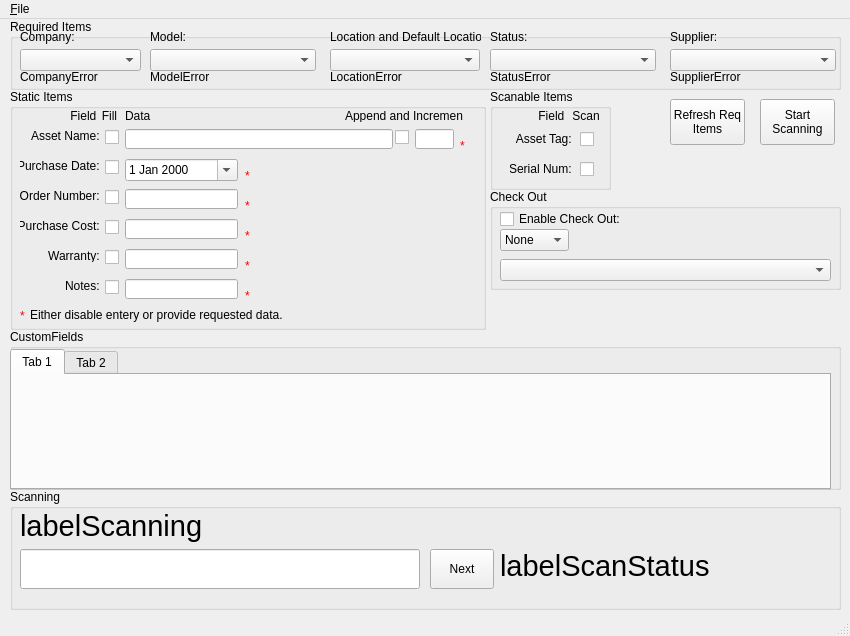
The window that QTDesigner/snipescan.ui (azmcnutt/snipeassist) describes before a commit, drawn with Qt 5.
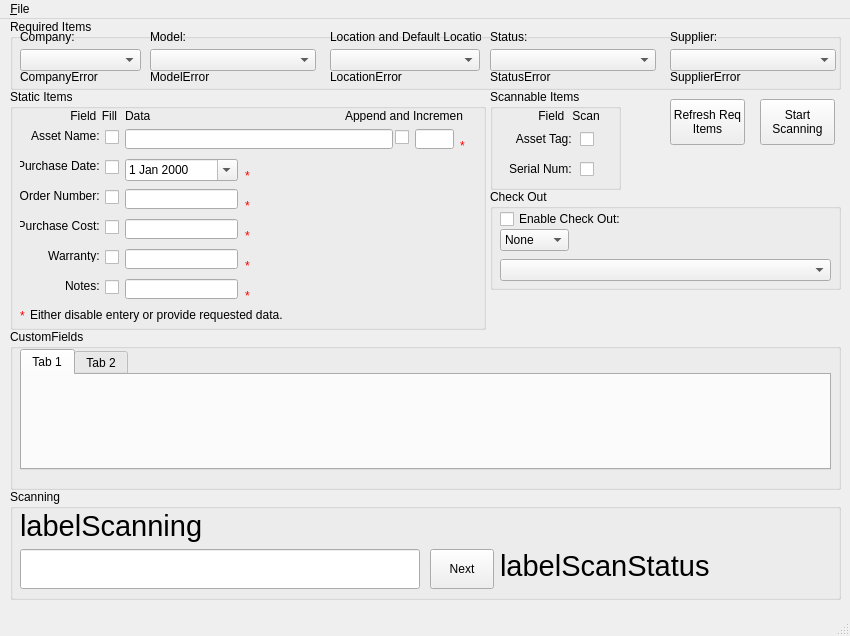
The same window after the commit.

```diff
--- a/QTDesigner/snipescan.ui
+++ b/QTDesigner/snipescan.ui
@@ -352,7 +352,7 @@
       <rect>
        <x>95</x>
        <y>40</y>
-       <width>15</width>
+       <width>16</width>
        <height>17</height>
       </rect>
      </property>
@@ -365,7 +365,7 @@
       <rect>
        <x>95</x>
        <y>70</y>
-       <width>15</width>
+       <width>16</width>
        <height>17</height>
       </rect>
      </property>
@@ -378,7 +378,7 @@
       <rect>
        <x>95</x>
        <y>100</y>
-       <width>15</width>
+       <width>16</width>
        <height>17</height>
       </rect>
      </property>
@@ -391,7 +391,7 @@
       <rect>
        <x>95</x>
        <y>130</y>
-       <width>15</width>
+       <width>16</width>
        <height>17</height>
       </rect>
      </property>
@@ -404,7 +404,7 @@
       <rect>
        <x>95</x>
        <y>160</y>
-       <width>15</width>
+       <width>16</width>
        <height>17</height>
       </rect>
      </property>
@@ -417,7 +417,7 @@
       <rect>
        <x>95</x>
        <y>190</y>
-       <width>15</width>
+       <width>16</width>
        <height>17</height>
       </rect>
      </property>
@@ -456,7 +456,7 @@
       <rect>
        <x>385</x>
        <y>40</y>
-       <width>15</width>
+       <width>16</width>
        <height>17</height>
       </rect>
      </property>
@@ -906,19 +906,19 @@
      <rect>
       <x>490</x>
       <y>70</y>
-      <width>121</width>
+      <width>131</width>
       <height>101</height>
      </rect>
     </property>
     <property name="title">
-     <string>Scanable Items</string>
+     <string>Scannable Items</string>
     </property>
     <widget class="QCheckBox" name="checkBoxScanAssetTag">
      <property name="geometry">
       <rect>
        <x>90</x>
        <y>42</y>
-       <width>15</width>
+       <width>16</width>
        <height>17</height>
       </rect>
      </property>
@@ -931,7 +931,7 @@
       <rect>
        <x>90</x>
        <y>72</y>
-       <width>15</width>
+       <width>16</width>
        <height>17</height>
       </rect>
      </property>
@@ -1085,10 +1085,10 @@
     <widget class="QTabWidget" name="tabWidgetCustomFields">
      <property name="geometry">
       <rect>
-       <x>0</x>
+       <x>10</x>
        <y>20</y>
-       <width>821</width>
-       <height>141</height>
+       <width>811</width>
+       <height>121</height>
       </rect>
      </property>
      <property name="currentIndex">
@@ -1140,7 +1140,7 @@
       <x>10</x>
       <y>470</y>
       <width>831</width>
-      <height>121</height>
+      <height>111</height>
      </rect>
     </property>
     <property name="title">
```
Left out of the diff: 2 changed lines with no effect on the pictures.
